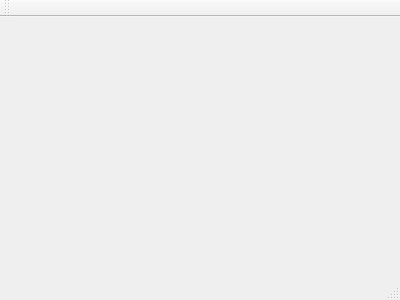
The window that mainwindow.ui (rust3128/MposTanks) describes before a commit, drawn with Qt 5.
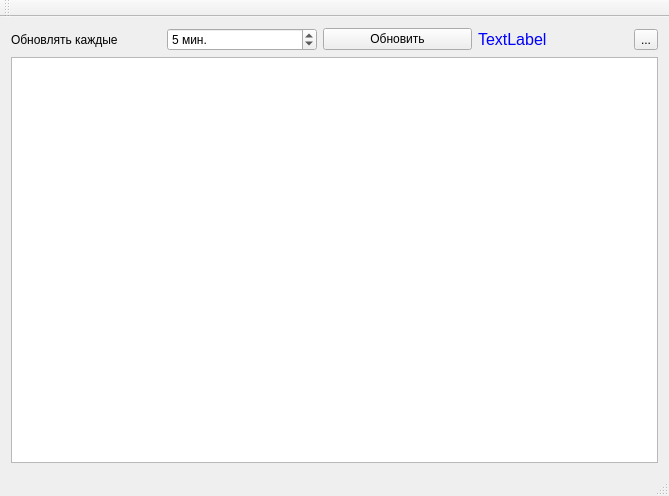
The same window after the commit. Icons and pictures are not drawn.

Diff of the .ui file:
```diff
--- a/mainwindow.ui
+++ b/mainwindow.ui
@@ -1,24 +1,135 @@
 <ui version="4.0">
  <class>MainWindow</class>
- <widget class="QMainWindow" name="MainWindow" >
-  <property name="geometry" >
+ <widget class="QMainWindow" name="MainWindow">
+  <property name="geometry">
    <rect>
     <x>0</x>
     <y>0</y>
-    <width>400</width>
-    <height>300</height>
+    <width>669</width>
+    <height>496</height>
    </rect>
   </property>
   <property name="windowTitle" >
    <string>MainWindow</string>
   </property>
-  <widget class="QMenuBar" name="menuBar" />
-  <widget class="QToolBar" name="mainToolBar" />
-  <widget class="QWidget" name="centralWidget" />
-  <widget class="QStatusBar" name="statusBar" />
+  <widget class="QWidget" name="centralWidget">
+   <layout class="QGridLayout" name="gridLayout">
+    <item row="0" column="0">
+     <widget class="QLabel" name="labelRefresh">
+      <property name="text">
+       <string>Обновлять каждые </string>
+      </property>
+     </widget>
+    </item>
+    <item row="0" column="2">
+     <widget class="QPushButton" name="pushButton">
+      <property name="text">
+       <string>Обновить</string>
+      </property>
+      <property name="icon">
+       <iconset resource="resource.qrc">
+        <normaloff>:/Images/refresh.png</normaloff>:/Images/refresh.png</iconset>
+      </property>
+      <property name="iconSize">
+       <size>
+        <width>32</width>
+        <height>32</height>
+       </size>
+      </property>
+     </widget>
+    </item>
+    <item row="0" column="3">
+     <widget class="QLabel" name="labelInfo">
+      <property name="font">
+       <font>
+        <pointsize>12</pointsize>
+       </font>
+      </property>
+      <property name="styleSheet">
+       <string notr="true">color: rgb(0, 0, 255);</string>
+      </property>
+      <property name="text">
+       <string>TextLabel</string>
+      </property>
+     </widget>
+    </item>
+    <item row="0" column="1">
+     <widget class="QSpinBox" name="spinBox">
+      <property name="suffix">
+       <string> мин.</string>
+      </property>
+      <property name="prefix">
+       <string/>
+      </property>
+      <property name="minimum">
+       <number>1</number>
+      </property>
+      <property name="value">
+       <number>5</number>
+      </property>
+     </widget>
+    </item>
+    <item row="1" column="0" colspan="5">
+     <widget class="QTableView" name="tableView">
+      <property name="editTriggers">
+       <set>QAbstractItemView::NoEditTriggers</set>
+      </property>
+      <property name="alternatingRowColors">
+       <bool>true</bool>
+      </property>
+      <property name="selectionMode">
+       <enum>QAbstractItemView::SingleSelection</enum>
+      </property>
+      <property name="selectionBehavior">
+       <enum>QAbstractItemView::SelectRows</enum>
+      </property>
+      <property name="sortingEnabled">
+       <bool>true</bool>
+      </property>
+     </widget>
+    </item>
+    <item row="0" column="4">
+     <widget class="QToolButton" name="toolButtonExcel">
+      <property name="text">
+       <string>...</string>
+      </property>
+      <property name="icon">
+       <iconset resource="resource.qrc">
+        <normaloff>:/Images/Excel.png</normaloff>:/Images/Excel.png</iconset>
+      </property>
+      <property name="iconSize">
+       <size>
+        <width>32</width>
+        <height>32</height>
+       </size>
+      </property>
+     </widget>
+    </item>
+   </layout>
+  </widget>
+  <widget class="QMenuBar" name="menuBar">
+   <property name="geometry">
+    <rect>
+     <x>0</x>
+     <y>0</y>
+     <width>669</width>
+     <height>23</height>
+    </rect>
+   </property>
+  </widget>
+  <widget class="QToolBar" name="mainToolBar">
+   <attribute name="toolBarArea">
+    <enum>TopToolBarArea</enum>
+   </attribute>
+   <attribute name="toolBarBreak">
+    <bool>false</bool>
+   </attribute>
+  </widget>
+  <widget class="QStatusBar" name="statusBar"/>
  </widget>
- <layoutDefault spacing="6" margin="11" />
- <pixmapfunction></pixmapfunction>
- <resources/>
+ <layoutdefault spacing="6" margin="11"/>
+ <resources>
+  <include location="resource.qrc"/>
+ </resources>
  <connections/>
 </ui>
```
Left out of the diff: 3 changed lines with no effect on the pictures.
